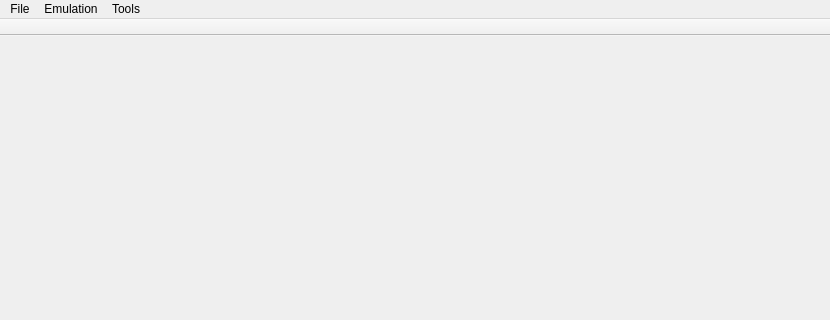
This is src/gui/main_window.ui in ProgrammierPatrick/c64pp as Qt 5 draws it before an edit; both pictures show x 0 to 830 and y 0 to 320 of the 830 by 656 pixel window. The edited form follows.
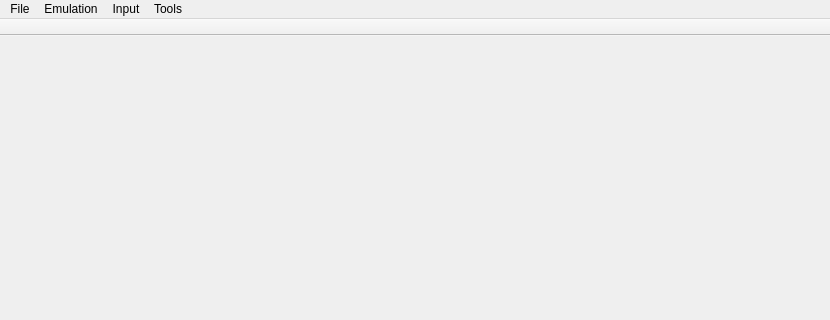
This is the edited form.

```diff
--- a/src/gui/main_window.ui
+++ b/src/gui/main_window.ui
@@ -93,8 +93,18 @@
     <addaction name="separator"/>
     <addaction name="actionBreakpoint_Editor"/>
    </widget>
+   <widget class="QMenu" name="menuInput">
+    <property name="title">
+     <string>Input</string>
+    </property>
+    <addaction name="actiondisable_joysticks"/>
+    <addaction name="actionjoystick_1"/>
+    <addaction name="actionjoystick_2"/>
+    <addaction name="actionboth_joysticks"/>
+   </widget>
    <addaction name="menuFile"/>
    <addaction name="menuEmulation"/>
+   <addaction name="menuInput"/>
    <addaction name="menuDebug"/>
   </widget>
   <widget class="QStatusBar" name="statusbar"/>
```
Left out of the diff: 44 changed lines with no effect on the pictures.
